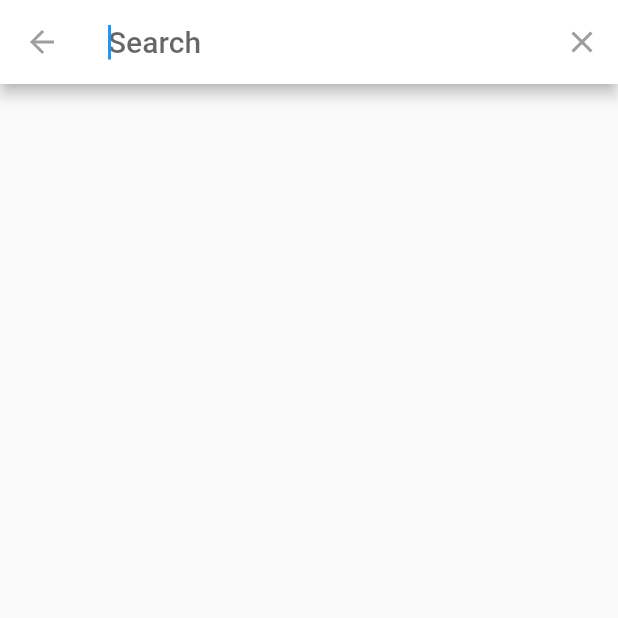
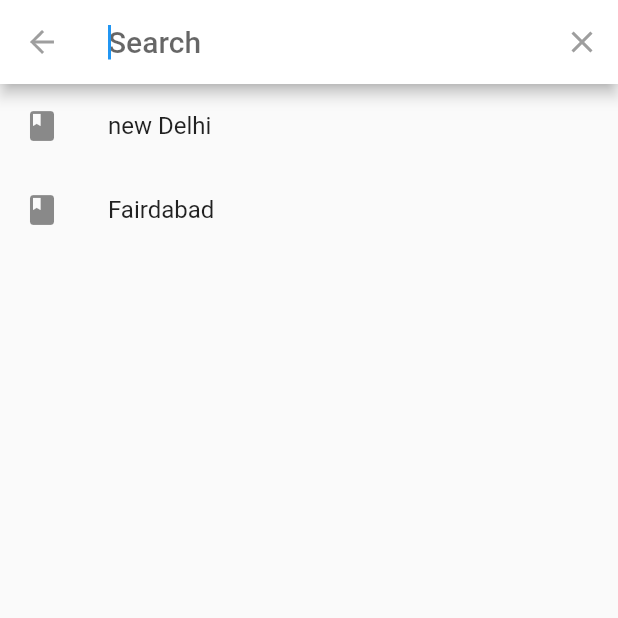
Before and after one commit to AlanNggg/Color-Dictionary, a Flutter app: the screen it shows after launch, after a tap on the "search" icon, on a phone screen of 412 x 824 dp, the top half of it. Run offline on Flutter 3.47's test engine with Material 2 defaults, Android fonts, the phone set to English and light mode, and no system bars.

Commit message:
Update main.dart

```diff
--- a/lib/main.dart
+++ b/lib/main.dart
@@ -1,4 +1,6 @@
 import 'package:flutter/material.dart';
+
+import './dictionary_manager.dart';
 
 void main() => runApp(new MainPage());
 
@@ -26,8 +28,100 @@ class Navigation extends State<NavigationPage> {
   @override
   Widget build(BuildContext context) {
     return new Scaffold(
+
+      body: new PageView(
+        children: [
+          // My Dictionary
+          new Scaffold(
               appBar: AppBar(
-        title: Text("Dictionary"),
+                title: Text("你的單字本"),
+                actions: <Widget>[
+                  IconButton(
+                    icon: Icon(Icons.search),
+                    onPressed: () {
+                      showSearch(context: context, delegate: DictionarySearch());
+                    }
+                  )
+                ],
+              ),
+              body: new Column(
+                children: <Widget>[
+                  // Add Dictionary by using Dictionary Manager
+                  new Expanded(
+                    child: DictionaryManager("My Vocabulary", "建立單字本"),
+                  ),
+                  new SizedBox(
+                    height: 10.0,
+                    child: new Center(
+                      child: new Container(
+                        margin: new EdgeInsetsDirectional.only(start: 2.0, end: 2.0),
+                        height: 5.0,
+                        color: Colors.grey,
+                      ),
+                    ),
+                  ),
+                  new Expanded(
+                    child: DictionaryManager("Recommand Vocabulary", "取得單字本"),
+                  )
+                ],
+              )
+          ),
+          new Scaffold(
+            appBar: AppBar(
+              title: Text("新增單字本"),
+            ),
+            body: new Column(
+              crossAxisAlignment: CrossAxisAlignment.stretch,
+              children: <Widget>[
+                new Expanded(
+                  child: new Container(
+                    margin: EdgeInsets.all(10.0),
+                    child: new Card(
+                      elevation: 7.0,
+
+                      shape: RoundedRectangleBorder(
+                        borderRadius: BorderRadius.circular(20.0),
+                      ),
+
+                      child: new Padding(
+                        padding: EdgeInsets.only(top: 20.0, bottom: 10.0, left: 20.0, right: 20.0),
+                        child: new Column(
+                          children: <Widget>[
+                            new Text("建立單字本", style: TextStyle(fontSize: 30.0),)
+                          ],
+                        ),
+                      ),
+                    ),
+                  ),
+                ),
+                new Expanded(
+                  child: new Container(
+                    margin: EdgeInsets.all(10.0),
+                    child: new Card(
+                      elevation: 7.0,
+
+                      shape: RoundedRectangleBorder(
+                        borderRadius: BorderRadius.circular(20.0),
+                      ),
+
+                      child: new Padding(
+                        padding: EdgeInsets.only(top: 10.0, bottom: 10.0, left: 20.0, right: 20.0),
+                        child: new Column(
+                          children: <Widget>[
+                            new Text("分享單字本", style: TextStyle(fontSize: 30.0),)
+                          ],
+                        ),
+                      ),
+                    ),
+                  ),
+                )
+              ],
+            ),
+          ),
+          // Search
+          new Scaffold(
+              appBar: AppBar(
+                title: Text("字典"),
                 actions: <Widget>[
                   IconButton(
                     icon: Icon(Icons.search),
@@ -37,10 +131,7 @@ class Navigation extends State<NavigationPage> {
                   )
                 ],
               ),
-      body: new PageView(
-        children: [
-          new Container(
-              child: new Column(
+              body: new Column(
                 children: <Widget>[
                   new Expanded(
                     child: new Center(
@@ -51,6 +142,7 @@ class Navigation extends State<NavigationPage> {
                           new Container(
                             margin: const EdgeInsets.only(right: 20.0),
                             child: new FloatingActionButton(
+                              heroTag: "Word",
                               onPressed: () {},
                               child: new Icon(Icons.add),
                             )
@@ -77,37 +169,6 @@ class Navigation extends State<NavigationPage> {
                       ),
                     ),
                   ),
-                  Expanded(
-                    child: new Center(
-                      child: new Row(
-                        mainAxisAlignment: MainAxisAlignment.center,
-                        crossAxisAlignment: CrossAxisAlignment.center,
-                        children: <Widget>[
-                          new Container(
-                            margin: const EdgeInsets.only(right: 20.0),
-                            child: new FloatingActionButton(
-                              onPressed: () {},
-                              child: new Icon(Icons.add),
-                            )
-                          ),
-                          new Text(
-                            "Create Dictionary",
-                            style: new TextStyle(
-                              fontFamily: "Roboto",
-                              fontSize: 30.0,
-                              color: Colors.grey
-                            ),
-                          )
-                        ],
-                      ),
-                    ),
-                  )
-                ],
-              )
-          ),
-          new Container(
-              child: new Column(
-                children: <Widget>[
                   new Expanded(
                     child: new Center(
                       child: new Row(
@@ -117,41 +178,7 @@ class Navigation extends State<NavigationPage> {
                           new Container(
                             margin: const EdgeInsets.only(right: 20.0),
                             child: new FloatingActionButton(
-                              onPressed: () {},
-                              child: new Icon(Icons.add),
-                            )
-                          ),
-                          new Text(
-                            "Create Dictionary",
-                            style: new TextStyle(
-                              fontFamily: "Roboto",
-                              fontSize: 30.0,
-                              color: Colors.grey
-                            ),
-                          )
-                        ],
-                      ),
-                    ),
-                  ),
-                  new SizedBox(
-                    height: 10.0,
-                    child: new Center(
-                      child: new Container(
-                        margin: new EdgeInsetsDirectional.only(start: 2.0, end: 2.0),
-                        height: 5.0,
-                        color: Colors.grey,
-                      ),
-                    ),
-                  ),
-                  Expanded(
-                    child: new Center(
-                      child: new Row(
-                        mainAxisAlignment: MainAxisAlignment.center,
-                        crossAxisAlignment: CrossAxisAlignment.center,
-                        children: <Widget>[
-                          new Container(
-                            margin: const EdgeInsets.only(right: 20.0),
-                            child: new FloatingActionButton(
+                              heroTag: "Meaning",
                               onPressed: () {},
                               child: new Icon(Icons.add),
                             )
@@ -182,11 +209,15 @@ class Navigation extends State<NavigationPage> {
         items: [
           new BottomNavigationBarItem(
             icon: Icon(Icons.library_books),
-            title: Text('Dictionary'),
+            title: Text('個人字典'),
+          ),
+          new BottomNavigationBarItem(
+            icon: Icon(Icons.add),
+            title: Text('新增個人字典'),
           ),
           new BottomNavigationBarItem(
             icon: Icon(Icons.search),
-            title: Text('Search'),
+            title: Text('查字典'),
           ),
         ],
       ),
@@ -212,6 +243,10 @@ class Navigation extends State<NavigationPage> {
 }
 
 class WordSearch extends SearchDelegate<String> {
+  final recentCities = [
+    "new Delhi",
+    "Fairdabad"
+  ];
   @override
   List<Widget> buildActions(BuildContext context) {
     return [
@@ -244,7 +279,61 @@ class WordSearch extends SearchDelegate<String> {
 
   @override
   Widget buildSuggestions(BuildContext context) {
-    // TODO: implement buildSuggestions
+    return ListView.builder(
+      itemBuilder: (context,index) => ListTile(
+        leading: Icon(Icons.book),
+        title: Text(recentCities[index]),
+      ),
+      itemCount: recentCities.length,
+    );
   }
 
 }
+
+class DictionarySearch extends SearchDelegate<String> {
+  final recentCities = [
+    "new Delhi",
+    "Fairdabad"
+  ];
+  @override
+  List<Widget> buildActions(BuildContext context) {
+    return [
+      IconButton(
+        icon: Icon(Icons.clear),
+        onPressed: () {
+          query = "";
+        },
+      ),
+    ];
+  }
+
+  @override
+  Widget buildLeading(BuildContext context) {
+    return IconButton(
+      icon: AnimatedIcon(
+        icon: AnimatedIcons.menu_arrow,
+        progress: transitionAnimation,
+      ),
+      onPressed: () {
+        close(context, null);
+      },
+    );
+  }
+
+  @override
+  Widget buildResults(BuildContext context) {
+    // TODO: implement buildResults
+  }
+
+  @override
+  Widget buildSuggestions(BuildContext context) {
+    return ListView.builder(
+      itemBuilder: (context,index) => ListTile(
+        leading: Icon(Icons.book),
+        title: Text(recentCities[index]),
+      ),
+      itemCount: recentCities.length,
+    );
+  }
+
+}
```
Lines whose indentation alone changed are shown as unchanged.
